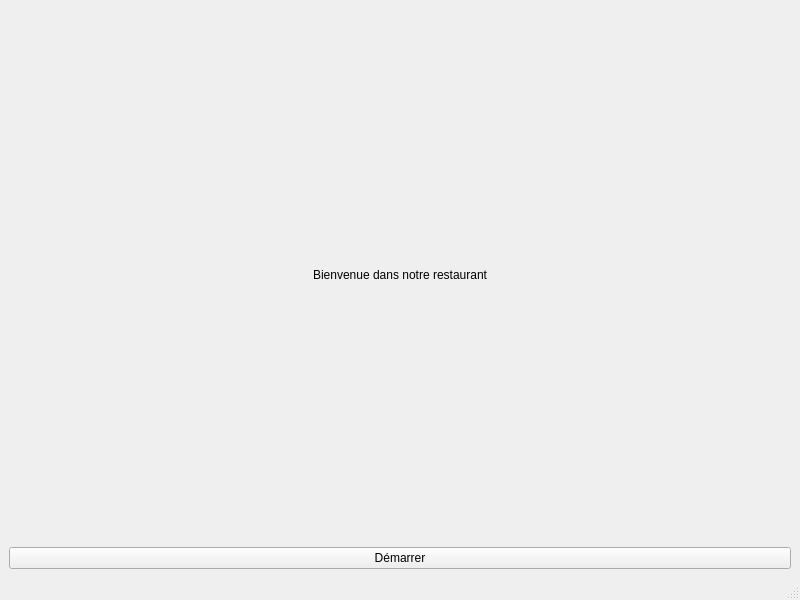
First picture: the form in RestaurantManagement/mainwindow.ui, repository CindyMoukam/Projet-Programmation-Concurrente, before the edit.
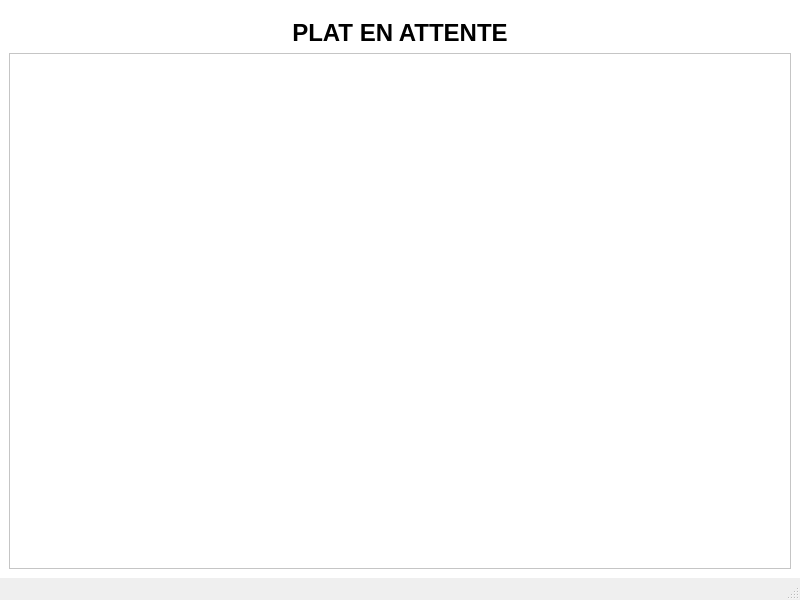
Second picture: the form after the edit.

Commit message: ajout du menu restaurant management

Patch:
```diff
--- a/RestaurantManagement/mainwindow.ui
+++ b/RestaurantManagement/mainwindow.ui
@@ -13,23 +13,32 @@
   <property name="windowTitle">
    <string>Restaurant</string>
   </property>
-  <widget class="QWidget" name="centralWidget">
+  <widget class="QWidget" name="centralwidget">
+   <property name="styleSheet">
+    <string>background-color: white;</string>
+   </property>
    <layout class="QVBoxLayout" name="verticalLayout">
     <item>
      <widget class="QLabel" name="label">
       <property name="text">
-       <string>Bienvenue dans notre restaurant</string>
+       <string>PLAT EN ATTENTE</string>
       </property>
       <property name="alignment">
-       <set>Qt::AlignmentFlag::AlignCenter</set>
+       <set>Qt::AlignCenter</set>
+      </property>
+      <property name="styleSheet">
+       <string>font-weight: bold; font-size: 24px; margin-top: 10px;</string>
       </property>
      </widget>
     </item>
     <item>
-     <widget class="QPushButton" name="pushButton">
-      <property name="text">
-       <string>Démarrer</string>
+     <widget class="QScrollArea" name="menuScrollArea">
+      <property name="widgetResizable">
+       <bool>true</bool>
       </property>
+      <widget class="QWidget" name="menuScrollAreaWidget">
+       <layout class="QVBoxLayout" name="menuListLayout"/>
+      </widget>
      </widget>
     </item>
    </layout>
```
Left out of the diff: 8 changed lines with no effect on the pictures. The commit also changes 31 other files.
